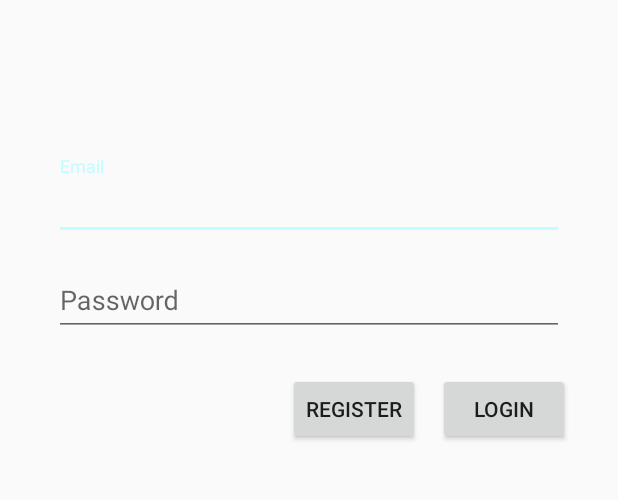
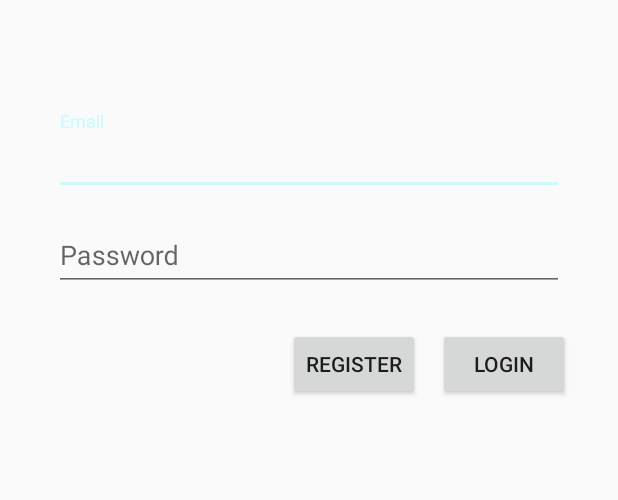
Before and after one commit to shethsukhada/Globetrotter-1, an Android app: the screen it shows after launch (registerActivity), on a phone screen of 412 x 824 dp, the part 439-939 px from its top. Run offline under Robolectric (Android 15) with nearby library versions, the phone set to English and light mode, and no system bars; our stand-ins replace Firebase (no records; nobody signed in at launch, a user with empty details on screens opened directly).

```diff
--- a/app/src/main/res/layout/activity_register.xml
+++ b/app/src/main/res/layout/activity_register.xml
@@ -36,7 +36,7 @@
             android:layout_width="wrap_content"
             android:layout_height="wrap_content"
             android:layout_gravity="center_horizontal"
-            android:layout_marginBottom="100dp"
+            android:layout_marginBottom="70dp"
             android:text="@string/app_name"
             android:textAllCaps="true"
             android:textAppearance="@style/TextAppearance.AppCompat.Large"
@@ -84,7 +84,6 @@
                 android:layout_height="wrap_content"
                 android:layout_alignParentEnd="true"
                 android:layout_alignParentRight="true"
-                android:onClick="login"
                 android:text="login" />
 
             <Button
@@ -95,7 +94,6 @@
                 android:layout_marginRight="12dp"
                 android:layout_toStartOf="@id/login_button"
                 android:layout_toLeftOf="@id/login_button"
-                android:onClick="register"
                 android:text="register" />
 
         </RelativeLayout>
```
Also changed, not shown: app/src/main/java/com/example/globetrotter/MainActivity.java (+29 -0 lines).
